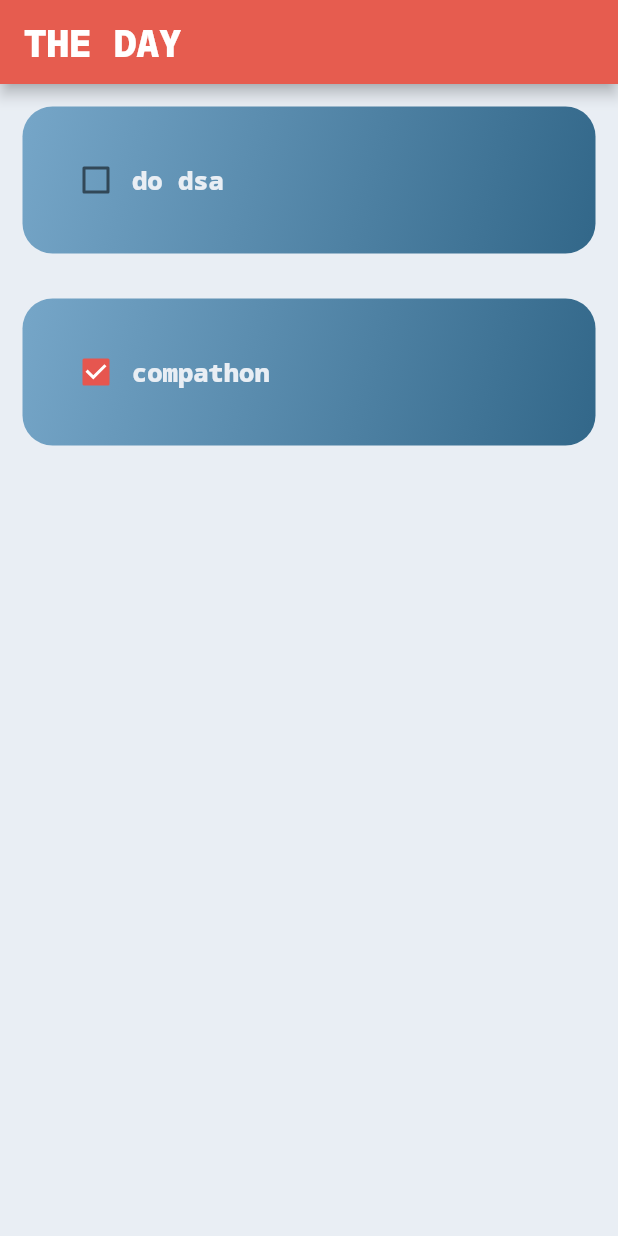
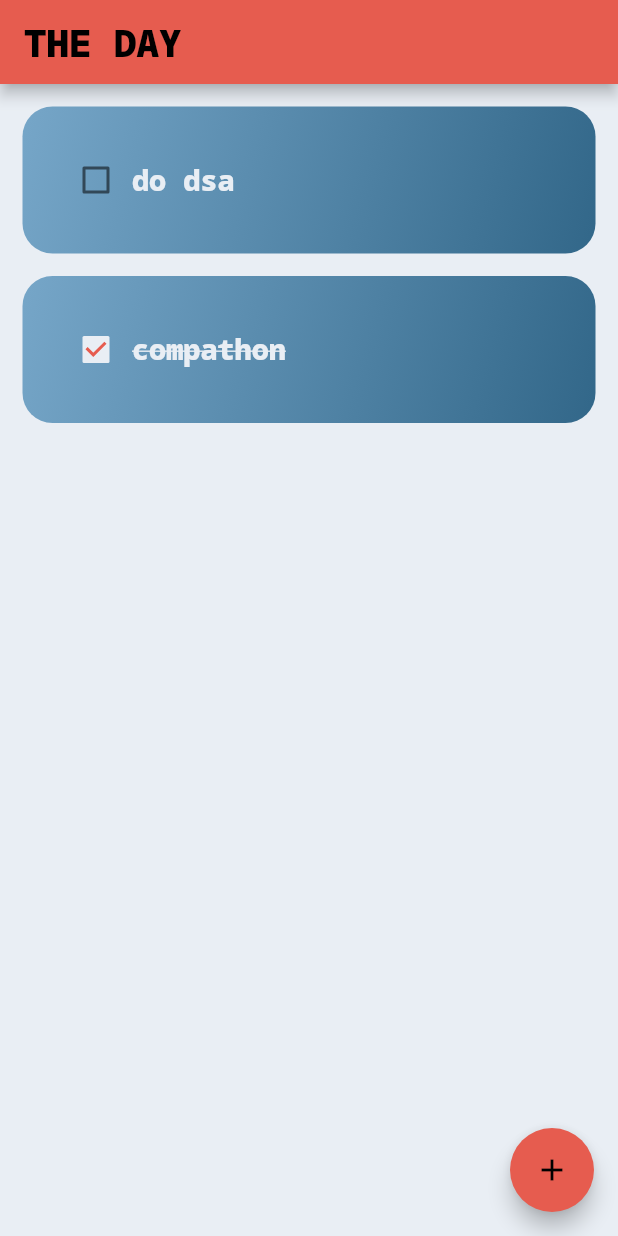
Before and after one commit to kaibalyajena/today, a Flutter app: the screen it shows after launch, on a phone screen of 412 x 824 dp. Run offline on Flutter 3.47's test engine with Material 2 defaults, Android fonts, the phone set to English and light mode, and no system bars.

Commit message:
done for today

```diff
--- a/lib/home_page.dart
+++ b/lib/home_page.dart
@@ -1,7 +1,10 @@
 import 'package:flutter/material.dart';
+import 'package:today/utilities/dialog_box.dart';
 import 'package:today/utilities/today_list.dart';
 
 class HomePage extends StatefulWidget {
+  const HomePage({super.key});
+
   @override
   State<HomePage> createState() => _HomePageState();
 }
@@ -13,7 +16,17 @@ class _HomePageState extends State<HomePage> {
   ];
 
   void changeCheckbox(bool? value, int index) {
-    setState(() {});
+    setState(() {
+      todayList[index][1] = !todayList[index][1];
+    });
+  }
+
+  void createTask() {
+    showDialog(
+        context: context,
+        builder: (context) {
+          return const DialogBox();
+        });
   }
 
   @override
@@ -28,6 +41,11 @@ class _HomePageState extends State<HomePage> {
           style: TextStyle(fontFamily: 'NotoSansMono', fontSize: 25),
         ),
         backgroundColor: const Color(0xffe65c4f),
+      ),
+      floatingActionButton: FloatingActionButton(
+        onPressed: createTask,
+        backgroundColor: const Color(0xffe65c4f),
+        child: const Icon(Icons.add),
       ),
       body: Container(
           height: h,
--- a/lib/main.dart
+++ b/lib/main.dart
@@ -11,8 +11,9 @@ class MyApp extends StatelessWidget {
   @override
   Widget build(BuildContext context) {
     return MaterialApp(
-      home: HomePage(),
+      home: const HomePage(),
       debugShowCheckedModeBanner: false,
+      theme: ThemeData(primarySwatch: Colors.orange),
     );
   }
 }
--- a/lib/utilities/today_list.dart
+++ b/lib/utilities/today_list.dart
@@ -6,7 +6,7 @@ class TodayTile extends StatelessWidget {
   final bool completed;
   final Function(bool?)? onChanged;
 
-  TodayTile(
+  const TodayTile(
       {super.key,
       required this.task,
       required this.completed,
@@ -14,7 +14,7 @@ class TodayTile extends StatelessWidget {
   @override
   Widget build(BuildContext context) {
     return Padding(
-      padding: const EdgeInsets.all(15),
+      padding: const EdgeInsets.only(top: 15, right: 15, left: 15),
       child: Container(
           padding: const EdgeInsets.all(25),
           decoration: BoxDecoration(
@@ -28,14 +28,17 @@ class TodayTile extends StatelessWidget {
               Checkbox(
                   value: completed,
                   onChanged: onChanged,
-                  activeColor: Color(0xffe6564f)),
+                  activeColor: const Color(0xffe9eef4),
+                  checkColor: const Color(0xffe65c4f)),
               Text(
                 task,
-                style: const TextStyle(
-                  fontFamily: "NotoSansMono",
-                  color: Color(0xffe9eef4),
-                  fontSize: 17,
-                ),
+                style: TextStyle(
+                    fontFamily: "NotoSansMono",
+                    color: const Color(0xffe9eef4),
+                    fontSize: 19,
+                    decoration: completed
+                        ? TextDecoration.lineThrough
+                        : TextDecoration.none),
               ),
             ],
           )),
```
Also changed, not shown: lib/utilities/dialog_box.dart (added, +22 -0 lines).
